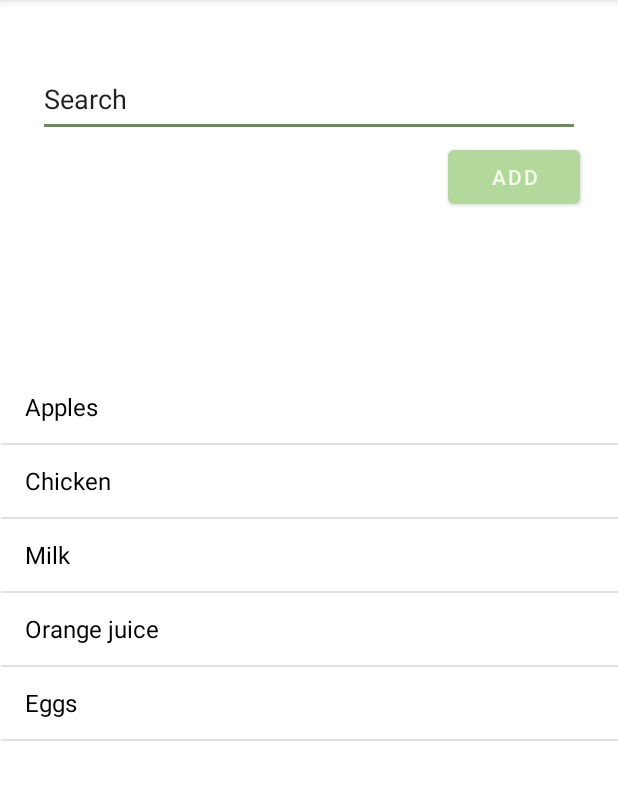
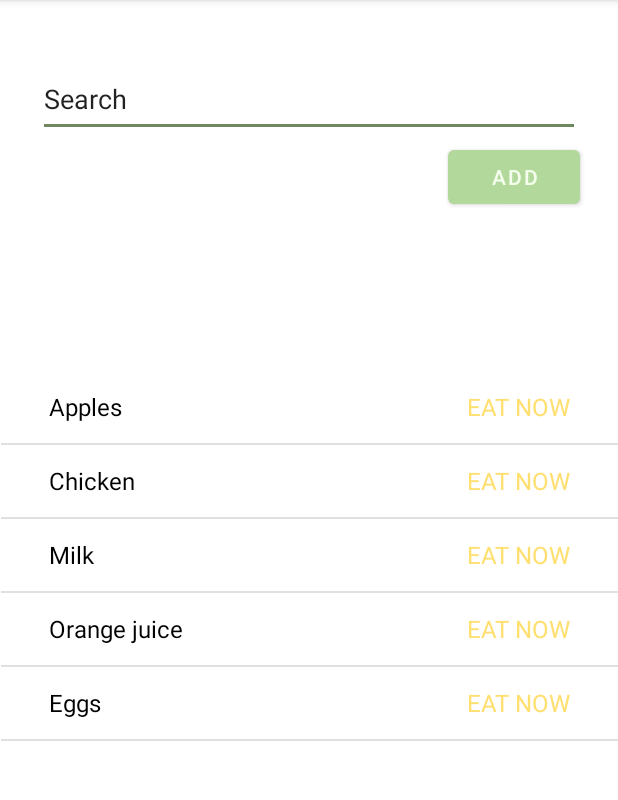
Before and after one commit to solveiglangas/MobileApplications, an Android app: the screen it shows after launch (OpenListActivity), after a tap on "REFRIGERATOR", on a phone screen of 412 x 824 dp, the part 84-884 px from its top. Run offline under Robolectric (Android 15) with nearby library versions, the phone set to English and light mode, and no system bars; our stand-ins replace Room's generated code; 1 statement that could not run was skipped.

Commit message:
changed adapter for list view

```diff
--- /dev/null
+++ b/USEBY/app/src/main/java/com/example/use_by/CustomListAdapter.java
@@ -0,0 +1,71 @@
+package com.example.use_by;
+
+import android.content.Context;
+import android.os.Build;
+import android.view.LayoutInflater;
+import android.view.View;
+import android.view.ViewGroup;
+import android.widget.BaseAdapter;
+import android.widget.TextView;
+
+import androidx.annotation.RequiresApi;
+
+import java.util.List;
+
+public class CustomListAdapter extends BaseAdapter {
+    private Context context;
+    private List<Food> items;
+
+    public CustomListAdapter(Context context, List<Food> items) {
+        this.context = context;
+        this.items = items;
+    }
+
+    @Override
+    public int getCount() {
+        return items.size();
+    }
+
+    @Override
+    public Object getItem(int position) {
+        return items.get(position);
+    }
+
+    @Override
+    public long getItemId(int position) {
+        Food item = (Food) getItem(position);
+        return item.getId();
+    }
+
+    @RequiresApi(api = Build.VERSION_CODES.O)
+    @Override
+    public View getView(int position, View view, ViewGroup parent) {
+        if (view == null) {
+            view = LayoutInflater.from(context).inflate(R.layout.food_row, parent, false);
+        }
+
+        Food currentItem = (Food) getItem(position);
+
+        TextView itemName = (TextView) view.findViewById(R.id.list_item_name);
+        TextView itemStatus = (TextView) view.findViewById(R.id.list_item_status);
+
+
+        itemName.setText(currentItem.getName());
+
+        int daysToExpiration = currentItem.getDaysUntilExpired();
+        int daysToEatNow = Integer.parseInt(context.getResources().getString(R.string.num_days_eat_now));
+
+        if (daysToExpiration < 0 ) {
+            itemStatus.setText(context.getResources().getString(R.string.status_expired));
+            itemStatus.setTextColor(context.getColor(R.color.status_expired));
+        } else if (daysToExpiration <= daysToEatNow) {
+            itemStatus.setText(context.getResources().getString(R.string.status_eat_now));
+            itemStatus.setTextColor(context.getColor(R.color.status_eat_now));
+        } else {
+            itemStatus.setText(context.getResources().getString(R.string.status_good));
+            itemStatus.setTextColor(context.getColor(R.color.status_good));;
+        }
+
+        return view;
+    }
+}
--- a/USEBY/app/src/main/java/com/example/use_by/OpenListActivity.java
+++ b/USEBY/app/src/main/java/com/example/use_by/OpenListActivity.java
@@ -8,9 +8,11 @@ import androidx.appcompat.app.AppCompatActivity;
 
 import android.content.Intent;
 import android.os.Bundle;
+import android.view.LayoutInflater;
 import android.view.View;
 import android.widget.AdapterView;
 import android.widget.ArrayAdapter;
+import android.widget.BaseAdapter;
 import android.widget.ListView;
 
 import java.util.ArrayList;
@@ -56,18 +58,8 @@ public class OpenListActivity extends AppCompatActivity {
             }
         }
 
-
         db = AppDatabase.getInstance(getApplicationContext());
         listView = findViewById(R.id.foodList);
-
-        /*listView.setOnItemClickListener(new AdapterView.OnItemClickListener() {
-            @Override
-            public void onItemClick(AdapterView<?> adapter, View view, int pos, long id) {
-                Intent intent = new Intent(view.getContext(), ItemDetailsActivity.class);
-                intent.putExtra("id", id + 1); // Since autogenerated ids start in 1
-                activityResultLauncher.launch(intent);
-            }
-        });*/
         fillData();
     }
 
@@ -77,6 +69,7 @@ public class OpenListActivity extends AppCompatActivity {
         fillData();
     }
 
+
     private void fillData(){
         List<Food> foods = db.foodDao().findByLocation(location);
 
@@ -84,14 +77,12 @@ public class OpenListActivity extends AppCompatActivity {
         foodNames = new ArrayList<>();
 
         for (Food f:foods){
-            System.out.println("HERE AGAIN");
             foodIds.add(f.getId());
             foodNames.add(f.getName());
         }
 
-        ArrayAdapter<String> listAdapter = new ArrayAdapter<>(listView.getContext(),
-                android.R.layout.simple_list_item_1, foodNames);
-        listView.setAdapter(listAdapter);
+        CustomListAdapter adapter = new CustomListAdapter(this, foods);
+        listView.setAdapter(adapter);
 
         // on click event on the items in ListView
         listView.setOnItemClickListener(new AdapterView.OnItemClickListener() {
--- a/USEBY/app/src/main/res/layout/food_row.xml
+++ b/USEBY/app/src/main/res/layout/food_row.xml
@@ -1,4 +1,47 @@
+<?xml version="1.0" encoding="utf-8"?>
+
+<!--
 <TextView android:id="@+id/text1"
     xmlns:android="http://schemas.android.com/apk/res/android"
     android:layout_width="fill_parent"
     android:layout_height="wrap_content"/>
+-->
+
+<LinearLayout xmlns:android="http://schemas.android.com/apk/res/android"
+    android:layout_width="match_parent"
+    android:layout_height="wrap_content"
+    android:gravity="center_vertical"
+
+    android:paddingStart="?android:attr/listPreferredItemPaddingStart"
+    android:paddingEnd="?android:attr/listPreferredItemPaddingEnd"
+    android:minHeight="?android:attr/listPreferredItemHeightSmall"
+    >
+
+    <TextView
+        android:id="@+id/list_item_name"
+        android:layout_width="match_parent"
+        android:layout_height="match_parent"
+        android:layout_weight="1"
+        android:gravity="left|center_vertical"
+        android:layout_gravity="center_vertical"
+
+        android:textAppearance="?android:attr/textAppearanceListItemSmall"
+        android:paddingStart="?android:attr/listPreferredItemPaddingStart"
+        android:minHeight="?android:attr/listPreferredItemHeightSmall"
+
+        />
+
+    <TextView
+        android:id="@+id/list_item_status"
+        android:layout_width="match_parent"
+        android:layout_height="match_parent"
+        android:layout_weight="1"
+        android:gravity="right|center_vertical"
+        android:layout_gravity="center_vertical"
+
+        android:textAppearance="?android:attr/textAppearanceListItemSmall"
+        android:paddingEnd="?android:attr/listPreferredItemPaddingEnd"
+        android:minHeight="?android:attr/listPreferredItemHeightSmall"
+        />
+
+</LinearLayout>
```
